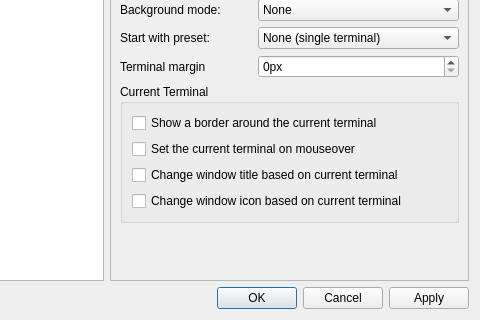
This is src/forms/propertiesdialog.ui in lxqt/qterminal as Qt 5 draws it before an edit; both pictures show x 220 to 700 and y 380 to 700 of the 700 by 700 pixel window. The edited form follows.
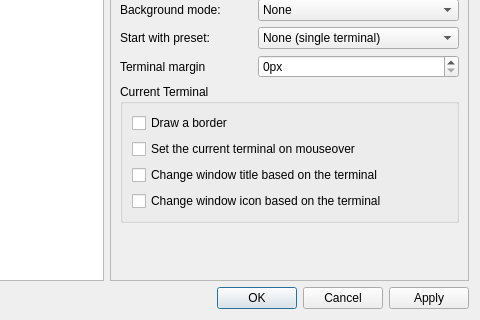
This is the edited form. Icons and pictures are not drawn.

Commit message: Better wording foir current terminal section (#1205)

The edit to the form file:
```diff
--- a/src/forms/propertiesdialog.ui
+++ b/src/forms/propertiesdialog.ui
@@ -443,7 +443,7 @@
               <item>
                <widget class="QCheckBox" name="highlightCurrentCheckBox">
                 <property name="text">
-                 <string>Show a border around the current terminal</string>
+                 <string>Draw a border</string>
                 </property>
                </widget>
               </item>
@@ -457,14 +457,14 @@
               <item>
                <widget class="QCheckBox" name="changeWindowTitleCheckBox">
                 <property name="text">
-                 <string>Change window title based on current terminal</string>
+                 <string>Change window title based on the terminal</string>
                 </property>
                </widget>
               </item>
               <item>
                <widget class="QCheckBox" name="changeWindowIconCheckBox">
                 <property name="text">
-                 <string>Change window icon based on current terminal</string>
+                 <string>Change window icon based on the terminal</string>
                 </property>
                </widget>
               </item>
```
